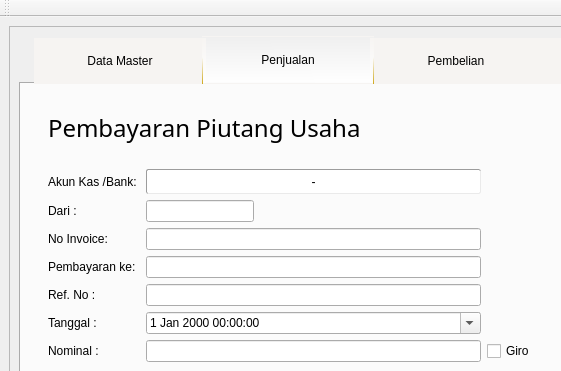
Old version of the form source/GUI.ui in the repository fnugrahendi/petuk.corp; both pictures show x 0 to 561 and y 0 to 371 of the 870 by 637 pixel window.
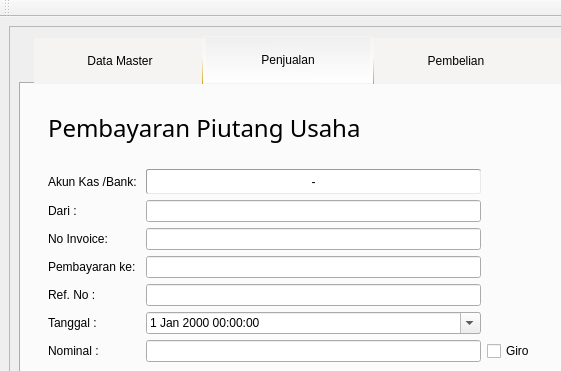
New version of the form. The open tabs and pages were chosen to show the change. Icons and pictures are not drawn.

Commit message: mbayar piutang kurang input database

Patch:
```diff
--- a/source/GUI.ui
+++ b/source/GUI.ui
@@ -6818,16 +6818,6 @@
                     </property>
                    </widget>
                   </item>
-                  <item row="2" column="1">
-                   <widget class="QLineEdit" name="le_Penjualan_PembayaranPiutang_Baru_Nama">
-                    <property name="sizePolicy">
-                     <sizepolicy hsizetype="Fixed" vsizetype="Fixed">
-                      <horstretch>0</horstretch>
-                      <verstretch>0</verstretch>
-                     </sizepolicy>
-                    </property>
-                   </widget>
-                  </item>
                   <item row="5" column="1">
                    <widget class="QLineEdit" name="le_Penjualan_PembayaranPiutang_Baru_NoRef"/>
                   </item>
@@ -6905,6 +6895,19 @@
                     </property>
                    </widget>
                   </item>
+                  <item row="2" column="1">
+                   <widget class="QLineEdit" name="le_Penjualan_PembayaranPiutang_Baru_Nama">
+                    <property name="sizePolicy">
+                     <sizepolicy hsizetype="Minimum" vsizetype="Fixed">
+                      <horstretch>0</horstretch>
+                      <verstretch>0</verstretch>
+                     </sizepolicy>
+                    </property>
+                    <property name="readOnly">
+                     <bool>true</bool>
+                    </property>
+                   </widget>
+                  </item>
                  </layout>
                  <zorder>lb_Penjualan_PembayaranPiutang_Baru_Akun</zorder>
                  <zorder>lb_Penjualan_PembayaranPiutang_Baru_Dari</zorder>
```
Left out of the diff: 10 changed lines with no effect on the pictures. The commit also changes 2 other files.
